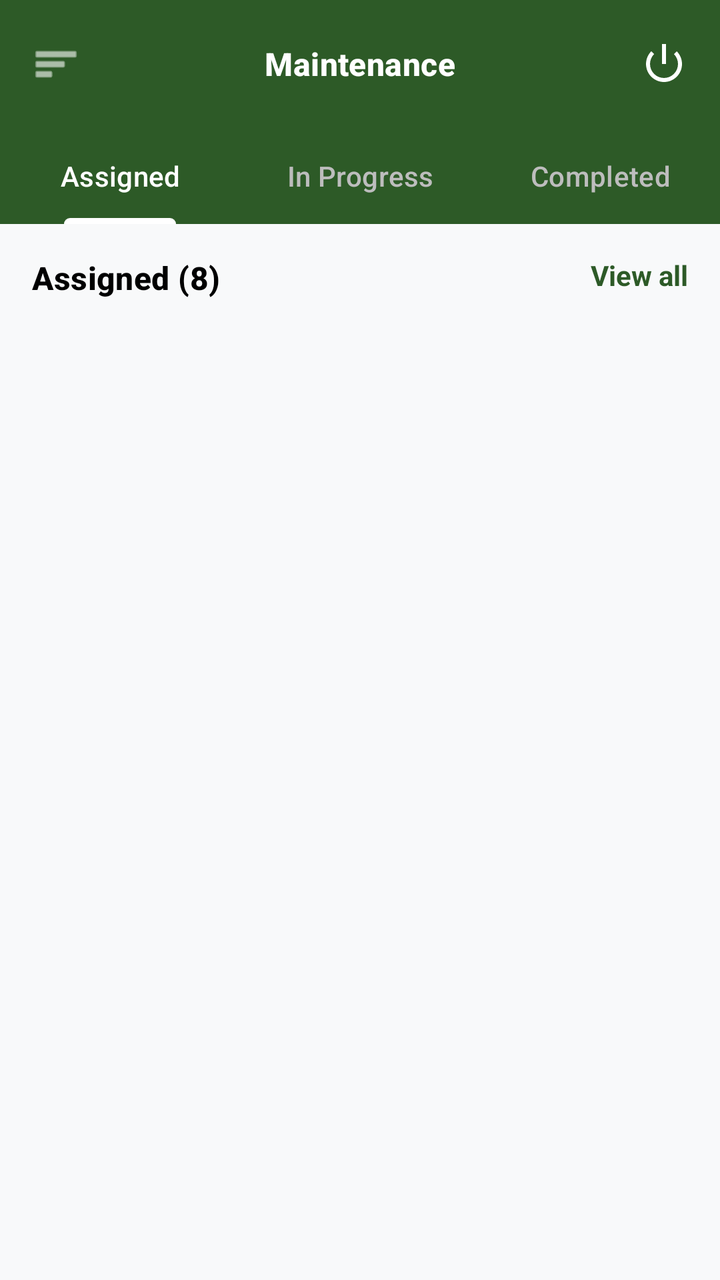
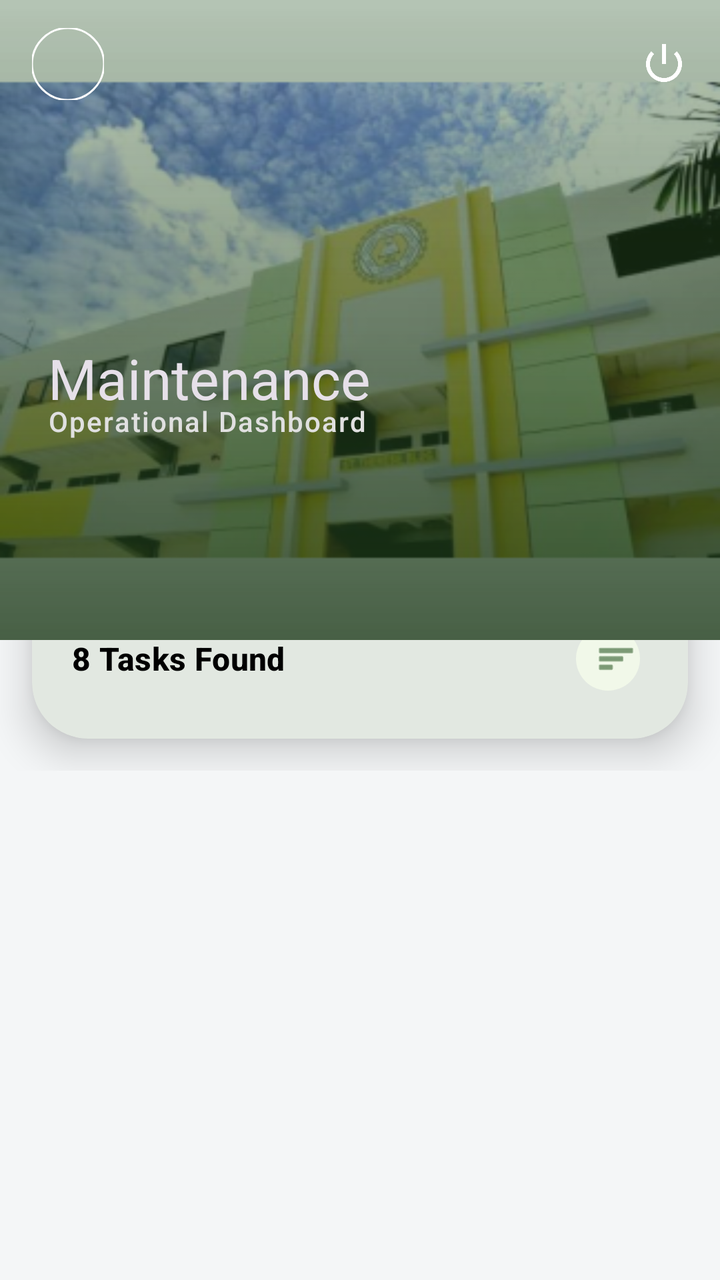

Before-and-after screenshots of an Android layout around one commit, followed by the original layout XML and the change that was made.
<!-- AndroidManifest.xml: application theme Theme.CampusAlert -->
<!-- res/layout/dashboard_maintenance.xml -->
<?xml version="1.0" encoding="utf-8"?>
<androidx.coordinatorlayout.widget.CoordinatorLayout xmlns:android="http://schemas.android.com/apk/res/android"
    xmlns:app="http://schemas.android.com/apk/res-auto"
    android:layout_width="match_parent"
    android:layout_height="match_parent"
    android:background="#F8F9FA">

    <com.google.android.material.appbar.AppBarLayout
        android:layout_width="match_parent"
        android:layout_height="wrap_content"
        android:background="@color/forest_green"
        app:elevation="0dp">

        <androidx.appcompat.widget.Toolbar
            android:id="@+id/toolbar"
            android:layout_width="match_parent"
            android:layout_height="?attr/actionBarSize"
            app:contentInsetStart="0dp">

            <RelativeLayout
                android:layout_width="match_parent"
                android:layout_height="wrap_content"
                android:paddingHorizontal="16dp">

                <ImageView
                    android:layout_width="24dp"
                    android:layout_height="24dp"
                    android:layout_centerVertical="true"
                    android:src="@android:drawable/ic_menu_sort_by_size"
                    app:tint="@color/white" />

                <TextView
                    android:layout_width="wrap_content"
                    android:layout_height="wrap_content"
                    android:layout_centerInParent="true"
                    android:text="Maintenance"
                    android:textAppearance="@style/TextAppearance.Material3.TitleMedium"
                    android:textColor="@color/white"
                    android:textStyle="bold" />

                <ImageView
                    android:id="@+id/btn_logout"
                    android:layout_width="24dp"
                    android:layout_height="24dp"
                    android:layout_alignParentEnd="true"
                    android:layout_centerVertical="true"
                    android:src="@android:drawable/ic_lock_power_off"
                    app:tint="@color/white" />
            </RelativeLayout>
        </androidx.appcompat.widget.Toolbar>

        <com.google.android.material.tabs.TabLayout
            android:id="@+id/tab_layout"
            android:layout_width="match_parent"
            android:layout_height="wrap_content"
            android:background="@color/forest_green"
            app:tabIndicatorColor="@color/white"
            app:tabIndicatorHeight="3dp"
            app:tabSelectedTextColor="@color/white"
            app:tabTextColor="#BDBDBD">

            <com.google.android.material.tabs.TabItem android:text="Assigned" />
            <com.google.android.material.tabs.TabItem android:text="In Progress" />
            <com.google.android.material.tabs.TabItem android:text="Completed" />
        </com.google.android.material.tabs.TabLayout>
    </com.google.android.material.appbar.AppBarLayout>

    <androidx.core.widget.NestedScrollView
        android:layout_width="match_parent"
        android:layout_height="match_parent"
        android:fillViewport="true"
        app:layout_behavior="@string/appbar_scrolling_view_behavior">

        <LinearLayout
            android:layout_width="match_parent"
            android:layout_height="wrap_content"
            android:orientation="vertical"
            android:padding="16dp">

            <RelativeLayout
                android:layout_width="match_parent"
                android:layout_height="wrap_content"
                android:layout_marginBottom="16dp">

                <TextView
                    android:id="@+id/text_task_count"
                    android:layout_width="wrap_content"
                    android:layout_height="wrap_content"
                    android:text="Assigned (8)"
                    android:textAppearance="@style/TextAppearance.Material3.TitleMedium"
                    android:textColor="@color/black"
                    android:textStyle="bold" />

                <TextView
                    android:layout_width="wrap_content"
                    android:layout_height="wrap_content"
                    android:layout_alignParentEnd="true"
                    android:text="View all"
                    android:textColor="@color/forest_green"
                    android:textStyle="bold" />
            </RelativeLayout>

            <androidx.recyclerview.widget.RecyclerView
                android:id="@+id/recycler_tasks"
                android:layout_width="match_parent"
                android:layout_height="wrap_content"
                android:nestedScrollingEnabled="false" />

        </LinearLayout>
    </androidx.core.widget.NestedScrollView>

</androidx.coordinatorlayout.widget.CoordinatorLayout>
<!-- resources referenced by this layout -->
<resources>
  <color name="black">#FF000000</color>
  <color name="forest_green">#2D5A27</color>
  <color name="white">#FFFFFFFF</color>
  <style name="Theme.CampusAlert" parent="Base.Theme.CampusAlert" />
  <style name="Base.Theme.CampusAlert" parent="Theme.Material3.DayNight.NoActionBar">
          
          <item name="colorPrimary">@color/primary</item>
          <item name="colorOnPrimary">@color/onPrimary</item>
          
          <item name="colorSecondary">@color/secondary</item>
          <item name="colorOnSecondary">@color/onSecondary</item>
          
          <item name="android:statusBarColor">?attr/colorPrimary</item>
          
          <item name="android:windowBackground">@color/background</item>
          <item name="colorSurface">@color/surface</item>
          
          
          <item name="shapeAppearanceLargeComponent">@style/ShapeAppearance.CampusAlert.Large</item>
          <item name="shapeAppearanceMediumComponent">@style/ShapeAppearance.CampusAlert.Medium</item>
      </style>
  <color name="primary">@color/forest_green</color>
  <color name="onPrimary">@color/white</color>
  <color name="secondary">@color/sage_green</color>
  <color name="onSecondary">@color/black</color>
  <color name="background">@color/light_gray</color>
  <color name="surface">@color/white</color>
  <style name="ShapeAppearance.CampusAlert.Large" parent="ShapeAppearance.Material3.LargeComponent">
          <item name="cornerSize">16dp</item>
      </style>
  <style name="ShapeAppearance.CampusAlert.Medium" parent="ShapeAppearance.Material3.MediumComponent">
          <item name="cornerSize">12dp</item>
      </style>
  <color name="sage_green">#A3B18A</color>
  <color name="light_gray">#F8F9FA</color>
</resources>

<!-- the commit's change to res/layout/dashboard_maintenance.xml (unified diff, before → after) -->
@@ -1,112 +1,354 @@
 <?xml version="1.0" encoding="utf-8"?>
 <androidx.coordinatorlayout.widget.CoordinatorLayout xmlns:android="http://schemas.android.com/apk/res/android"
     xmlns:app="http://schemas.android.com/apk/res-auto"
+    xmlns:tools="http://schemas.android.com/tools"
     android:layout_width="match_parent"
     android:layout_height="match_parent"
-    android:background="#F8F9FA">
-
+    android:background="#F4F6F7">
+
+    
     <com.google.android.material.appbar.AppBarLayout
+        android:id="@+id/app_bar"
         android:layout_width="match_parent"
-        android:layout_height="wrap_content"
-        android:background="@color/forest_green"
-        app:elevation="0dp">
-
-        <androidx.appcompat.widget.Toolbar
-            android:id="@+id/toolbar"
-            android:layout_width="match_parent"
-            android:layout_height="?attr/actionBarSize"
-            app:contentInsetStart="0dp">
-
-            <RelativeLayout
-                android:layout_width="match_parent"
-                android:layout_height="wrap_content"
-                android:paddingHorizontal="16dp">
-
-                <ImageView
-                    android:layout_width="24dp"
-                    android:layout_height="24dp"
-                    android:layout_centerVertical="true"
-                    android:src="@android:drawable/ic_menu_sort_by_size"
-                    app:tint="@color/white" />
-
-                <TextView
-                    android:layout_width="wrap_content"
-                    android:layout_height="wrap_content"
-                    android:layout_centerInParent="true"
-                    android:text="Maintenance"
-                    android:textAppearance="@style/TextAppearance.Material3.TitleMedium"
-                    android:textColor="@color/white"
-                    android:textStyle="bold" />
-
-                <ImageView
-                    android:id="@+id/btn_logout"
-                    android:layout_width="24dp"
-                    android:layout_height="24dp"
-                    android:layout_alignParentEnd="true"
-                    android:layout_centerVertical="true"
-                    android:src="@android:drawable/ic_lock_power_off"
-                    app:tint="@color/white" />
-            </RelativeLayout>
-        </androidx.appcompat.widget.Toolbar>
-
-        <com.google.android.material.tabs.TabLayout
-            android:id="@+id/tab_layout"
-            android:layout_width="match_parent"
-            android:layout_height="wrap_content"
-            android:background="@color/forest_green"
-            app:tabIndicatorColor="@color/white"
-            app:tabIndicatorHeight="3dp"
-            app:tabSelectedTextColor="@color/white"
-            app:tabTextColor="#BDBDBD">
-
-            <com.google.android.material.tabs.TabItem android:text="Assigned" />
-            <com.google.android.material.tabs.TabItem android:text="In Progress" />
-            <com.google.android.material.tabs.TabItem android:text="Completed" />
-        </com.google.android.material.tabs.TabLayout>
+        android:layout_height="320dp"
+        android:background="@android:color/transparent"
+        android:theme="@style/ThemeOverlay.Material3.Dark">
+
+        <com.google.android.material.appbar.CollapsingToolbarLayout
+            android:id="@+id/collapsing_toolbar"
+            android:layout_width="match_parent"
+            android:layout_height="match_parent"
+            app:contentScrim="@color/forest_green"
+            app:expandedTitleMarginBottom="120dp"
+            app:expandedTitleMarginStart="24dp"
+            app:expandedTitleTextAppearance="@style/TextAppearance.Material3.HeadlineMedium"
+            app:layout_scrollFlags="scroll|exitUntilCollapsed"
+            app:title="Maintenance"
+            app:titleCollapseMode="fade">
+
+            <ImageView
+                android:layout_width="match_parent"
+                android:layout_height="match_parent"
+                android:contentDescription="Campus Background"
+                android:scaleType="centerCrop"
+                android:src="@mipmap/scc_bldg_background"
+                app:layout_collapseMode="parallax"
+                app:layout_collapseParallaxMultiplier="0.7" />
+
+            
+            <View
+                android:layout_width="match_parent"
+                android:layout_height="match_parent"
+                android:alpha="0.8"
+                android:background="@drawable/bg_green_scrim" />
+
+            <View
+                android:layout_width="match_parent"
+                android:layout_height="match_parent"
+                android:alpha="0.4"
+                android:background="@drawable/bg_gradient_scrim" />
+
+            <androidx.appcompat.widget.Toolbar
+                android:id="@+id/toolbar"
+                android:layout_width="match_parent"
+                android:layout_height="?attr/actionBarSize"
+                app:layout_collapseMode="pin">
+
+                <RelativeLayout
+                    android:layout_width="match_parent"
+                    android:layout_height="wrap_content"
+                    android:paddingEnd="16dp">
+
+                    <com.google.android.material.imageview.ShapeableImageView
+                        android:layout_width="36dp"
+                        android:layout_height="36dp"
+                        android:layout_centerVertical="true"
+                        android:src="@mipmap/scclogo"
+                        app:shapeAppearanceOverlay="@style/ShapeAppearance.Material3.Corner.Full"
+                        app:strokeColor="@color/white"
+                        app:strokeWidth="1dp" />
+
+                    <ImageView
+                        android:id="@+id/btn_logout"
+                        android:layout_width="24dp"
+                        android:layout_height="24dp"
+                        android:layout_alignParentEnd="true"
+                        android:layout_centerVertical="true"
+                        android:contentDescription="@string/logout"
+                        android:src="@android:drawable/ic_lock_power_off"
+                        app:tint="@color/white" />
+                </RelativeLayout>
+            </androidx.appcompat.widget.Toolbar>
+
+            
+            <LinearLayout
+                android:layout_width="match_parent"
+                android:layout_height="wrap_content"
+                android:layout_gravity="bottom"
+                android:orientation="vertical"
+                android:paddingHorizontal="24dp"
+                android:paddingBottom="100dp">
+
+                <TextView
+                    android:layout_width="wrap_content"
+                    android:layout_height="wrap_content"
+                    android:text="Operational Dashboard"
+                    android:textAppearance="@style/TextAppearance.Material3.LabelLarge"
+                    android:textColor="#E0E0E0"
+                    android:letterSpacing="0.05" />
+            </LinearLayout>
+
+        </com.google.android.material.appbar.CollapsingToolbarLayout>
     </com.google.android.material.appbar.AppBarLayout>
 
     <androidx.core.widget.NestedScrollView
         android:layout_width="match_parent"
         android:layout_height="match_parent"
-        android:fillViewport="true"
+        android:clipToPadding="false"
         app:layout_behavior="@string/appbar_scrolling_view_behavior">
 
         <LinearLayout
             android:layout_width="match_parent"
             android:layout_height="wrap_content"
             android:orientation="vertical"
-            android:padding="16dp">
-
-            <RelativeLayout
-                android:layout_width="match_parent"
-                android:layout_height="wrap_content"
-                android:layout_marginBottom="16dp">
-
-                <TextView
-                    android:id="@+id/text_task_count"
-                    android:layout_width="wrap_content"
-                    android:layout_height="wrap_content"
-                    android:text="Assigned (8)"
+            android:paddingBottom="40dp">
+
+            
+            <com.google.android.material.card.MaterialCardView
+                android:layout_width="match_parent"
+                android:layout_height="wrap_content"
+                android:layout_marginHorizontal="16dp"
+                android:layout_marginTop="-80dp"
+                app:cardCornerRadius="28dp"
+                app:cardElevation="12dp"
+                app:strokeWidth="0dp">
+
+                <LinearLayout
+                    android:layout_width="match_parent"
+                    android:layout_height="wrap_content"
+                    android:orientation="vertical">
+
+                    <com.google.android.material.tabs.TabLayout
+                        android:id="@+id/tab_layout"
+                        android:layout_width="match_parent"
+                        android:layout_height="wrap_content"
+                        android:background="@android:color/transparent"
+                        app:tabIndicatorAnimationMode="elastic"
+                        app:tabIndicatorColor="@color/forest_green"
+                        app:tabIndicatorFullWidth="false"
+                        app:tabIndicatorGravity="bottom"
+                        app:tabIndicatorHeight="4dp"
+                        app:tabSelectedTextColor="@color/forest_green"
+                        app:tabTextAppearance="@style/TextAppearance.Material3.LabelLarge"
+                        app:tabTextColor="@color/sage_green">
+
+                        <com.google.android.material.tabs.TabItem android:text="Assigned" />
+                        <com.google.android.material.tabs.TabItem android:text="In Progress" />
+                        <com.google.android.material.tabs.TabItem android:text="Completed" />
+                    </com.google.android.material.tabs.TabLayout>
+
+                    <View
+                        android:layout_width="match_parent"
+                        android:layout_height="1dp"
+                        android:background="#F0F0F0" />
+
+                    <LinearLayout
+                        android:layout_width="match_parent"
+                        android:layout_height="wrap_content"
+                        android:gravity="center_vertical"
+                        android:orientation="horizontal"
+                        android:padding="20dp">
+
+                        <TextView
+                            android:id="@+id/text_task_count"
+                            android:layout_width="0dp"
+                            android:layout_height="wrap_content"
+                            android:layout_weight="1"
+                            android:text="8 Tasks Found"
+                            android:textAppearance="@style/TextAppearance.Material3.TitleMedium"
+                            android:textColor="@color/black"
+                            android:textStyle="bold" />
+
+                        <com.google.android.material.button.MaterialButton
+                            style="@style/Widget.Material3.Button.IconButton.Filled.Tonal"
+                            android:layout_width="40dp"
+                            android:layout_height="40dp"
+                            app:backgroundTint="#F1F8E9"
+                            app:icon="@android:drawable/ic_menu_sort_by_size"
+                            app:iconSize="20dp"
+                            app:iconTint="@color/forest_green" />
+                    </LinearLayout>
+                </LinearLayout>
+            </com.google.android.material.card.MaterialCardView>
+
+            
+            <androidx.recyclerview.widget.RecyclerView
+                android:id="@+id/recycler_tasks"
+                android:layout_width="match_parent"
+                android:layout_height="wrap_content"
+                android:layout_marginTop="16dp"
+                android:paddingHorizontal="12dp"
+                android:nestedScrollingEnabled="false"
+                tools:listitem="@layout/item_task" />
+
+        </LinearLayout>
+    </androidx.core.widget.NestedScrollView>
+
+</androidx.coordinatorlayout.widget.CoordinatorLayout>
+<!-- res/layout/item_task.xml (included above) -->
+<?xml version="1.0" encoding="utf-8"?>
+<com.google.android.material.card.MaterialCardView xmlns:android="http://schemas.android.com/apk/res/android"
+    xmlns:app="http://schemas.android.com/apk/res-auto"
+    android:layout_width="match_parent"
+    android:layout_height="wrap_content"
+    android:layout_marginHorizontal="16dp"
+    android:layout_marginVertical="8dp"
+    app:cardCornerRadius="24dp"
+    app:cardElevation="6dp"
+    app:strokeWidth="1dp"
+    app:strokeColor="#F0F0F0"
+    app:cardBackgroundColor="@color/white">
+
+    <LinearLayout
+        android:layout_width="match_parent"
+        android:layout_height="wrap_content"
+        android:orientation="vertical"
+        android:padding="20dp">
+
+        
+        <LinearLayout
+            android:layout_width="match_parent"
+            android:layout_height="wrap_content"
+            android:gravity="center_vertical"
+            android:orientation="horizontal">
+
+            <com.google.android.material.card.MaterialCardView
+                android:layout_width="52dp"
+                android:layout_height="52dp"
+                app:cardCornerRadius="16dp"
+                app:cardBackgroundColor="#F1F8E9"
+                app:cardElevation="0dp"
+                app:strokeWidth="0dp">
+                <ImageView
+                    android:layout_width="26dp"
+                    android:layout_height="26dp"
+                    android:layout_gravity="center"
+                    android:src="@android:drawable/ic_menu_today"
+                    app:tint="@color/forest_green" />
+            </com.google.android.material.card.MaterialCardView>
+
+            <LinearLayout
+                android:layout_width="0dp"
+                android:layout_height="wrap_content"
+                android:layout_marginStart="16dp"
+                android:layout_weight="1"
+                android:orientation="vertical">
+
+                <TextView
+                    android:id="@+id/task_title"
+                    android:layout_width="wrap_content"
+                    android:layout_height="wrap_content"
+                    android:text="Task Title"
                     android:textAppearance="@style/TextAppearance.Material3.TitleMedium"
-                    android:textColor="@color/black"
-                    android:textStyle="bold" />
-
-                <TextView
-                    android:layout_width="wrap_content"
-                    android:layout_height="wrap_content"
-                    android:layout_alignParentEnd="true"
-                    android:text="View all"
                     android:textColor="@color/forest_green"
                     android:textStyle="bold" />
-            </RelativeLayout>
-
-            <androidx.recyclerview.widget.RecyclerView
-                android:id="@+id/recycler_tasks"
-                android:layout_width="match_parent"
-                android:layout_height="wrap_content"
-                android:nestedScrollingEnabled="false" />
-
+
+                <TextView
+                    android:id="@+id/task_location"
+                    android:layout_width="wrap_content"
+                    android:layout_height="wrap_content"
+                    android:layout_marginTop="2dp"
+                    android:text="Location Details"
+                    android:textAppearance="@style/TextAppearance.Material3.LabelSmall"
+                    android:textColor="@color/sage_green" />
+            </LinearLayout>
         </LinearLayout>
-    </androidx.core.widget.NestedScrollView>
-
-</androidx.coordinatorlayout.widget.CoordinatorLayout>
+
+        
+        <View
+            android:layout_width="match_parent"
+            android:layout_height="1dp"
+            android:layout_marginVertical="16dp"
+            android:background="#F5F5F5" />
+
+        
+        <LinearLayout
+            android:layout_width="match_parent"
+            android:layout_height="wrap_content"
+            android:orientation="horizontal"
+            android:gravity="center_vertical">
+
+            <LinearLayout
+                android:layout_width="0dp"
+                android:layout_height="wrap_content"
+                android:layout_weight="1"
+                android:gravity="center_vertical">
+                <ImageView
+                    android:layout_width="14dp"
+                    android:layout_height="14dp"
+                    android:src="@android:drawable/ic_menu_info_details"
+                    app:tint="@color/sage_green" />
+                <TextView
+                    android:id="@+id/task_category"
+                    android:layout_width="wrap_content"
+                    android:layout_height="wrap_content"
+                    android:layout_marginStart="6dp"
+                    android:text="Category"
+                    android:textAppearance="@style/TextAppearance.Material3.LabelSmall"
+                    android:textColor="#757575" />
+            </LinearLayout>
+
+            <LinearLayout
+                android:layout_width="wrap_content"
+                android:layout_height="wrap_content"
+                android:gravity="center_vertical">
+                <ImageView
+                    android:layout_width="14dp"
+                    android:layout_height="14dp"
+                    android:src="@android:drawable/ic_menu_recent_history"
+                    app:tint="@color/sage_green" />
+                <TextView
+                    android:id="@+id/task_date"
+                    android:layout_width="wrap_content"
+                    android:layout_height="wrap_content"
+                    android:layout_marginStart="6dp"
+                    android:text="Date Reported"
+                    android:textAppearance="@style/TextAppearance.Material3.LabelSmall"
+                    android:textColor="#757575" />
+            </LinearLayout>
+        </LinearLayout>
+
+        
+        <LinearLayout
+            android:layout_width="match_parent"
+            android:layout_height="wrap_content"
+            android:layout_marginTop="20dp"
+            android:gravity="end">
+
+            <com.google.android.material.button.MaterialButton
+                android:id="@+id/btn_view_task"
+                style="@style/Widget.Material3.Button.TonalButton"
+                android:layout_width="wrap_content"
+                android:layout_height="44dp"
+                android:text="View Details"
+                android:textSize="12sp"
+                android:textColor="@color/forest_green"
+                app:backgroundTint="#F1F8E9"
+                app:cornerRadius="22dp" />
+
+            <com.google.android.material.button.MaterialButton
+                android:id="@+id/btn_complete_task"
+                android:layout_width="wrap_content"
+                android:layout_height="44dp"
+                android:layout_marginStart="12dp"
+                android:text="Mark Complete"
+                android:textSize="12sp"
+                android:textStyle="bold"
+                android:textColor="@color/white"
+                app:backgroundTint="@color/forest_green"
+                app:cornerRadius="22dp"
+                app:elevation="2dp" />
+        </LinearLayout>
+
+    </LinearLayout>
+</com.google.android.material.card.MaterialCardView>
<!-- resource entries referenced after the edit -->
@@ -3,6 +3,34 @@
   <color name="black">#FF000000</color>
   <color name="forest_green">#2D5A27</color>
   <color name="white">#FFFFFFFF</color>
+  <!-- drawable bg_gradient_scrim (drawable) -->
+  <?xml version="1.0" encoding="utf-8"?>
+  <shape xmlns:android="http://schemas.android.com/apk/res/android">
+      <gradient
+          android:angle="90"
+          android:startColor="#B3000000"
+          android:centerColor="#4D000000"
+          android:endColor="@android:color/transparent"
+          android:type="linear" />
+  </shape>
+  <!-- drawable bg_green_scrim (drawable) -->
+  <?xml version="1.0" encoding="utf-8"?>
+  <shape xmlns:android="http://schemas.android.com/apk/res/android">
+      <gradient
+          android:angle="90"
+          android:startColor="#E62D5A27"
+          android:centerColor="#992D5A27"
+          android:endColor="#662D5A27"
+          android:type="linear" />
+  </shape>
+  <!-- mipmap scc_bldg_background: webp bitmap (mipmap-hdpi, 24782 bytes) -->
+  <!-- mipmap scclogo (mipmap-anydpi-v26) -->
+  <?xml version="1.0" encoding="utf-8"?>
+  <adaptive-icon xmlns:android="http://schemas.android.com/apk/res/android">
+      <background android:drawable="@mipmap/scclogo_background"/>
+      <foreground android:drawable="@mipmap/scclogo_foreground"/>
+  </adaptive-icon>
+  <string name="logout">Logout</string>
   <style name="Theme.CampusAlert" parent="Base.Theme.CampusAlert" />
   <style name="Base.Theme.CampusAlert" parent="Theme.Material3.DayNight.NoActionBar">
           
